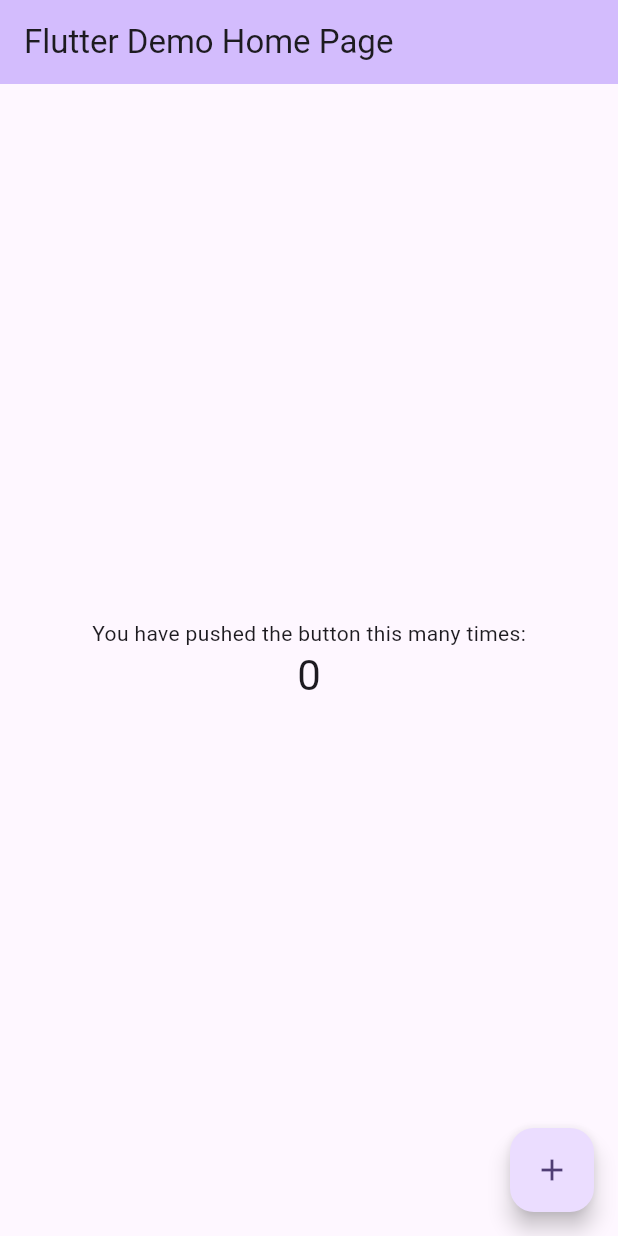
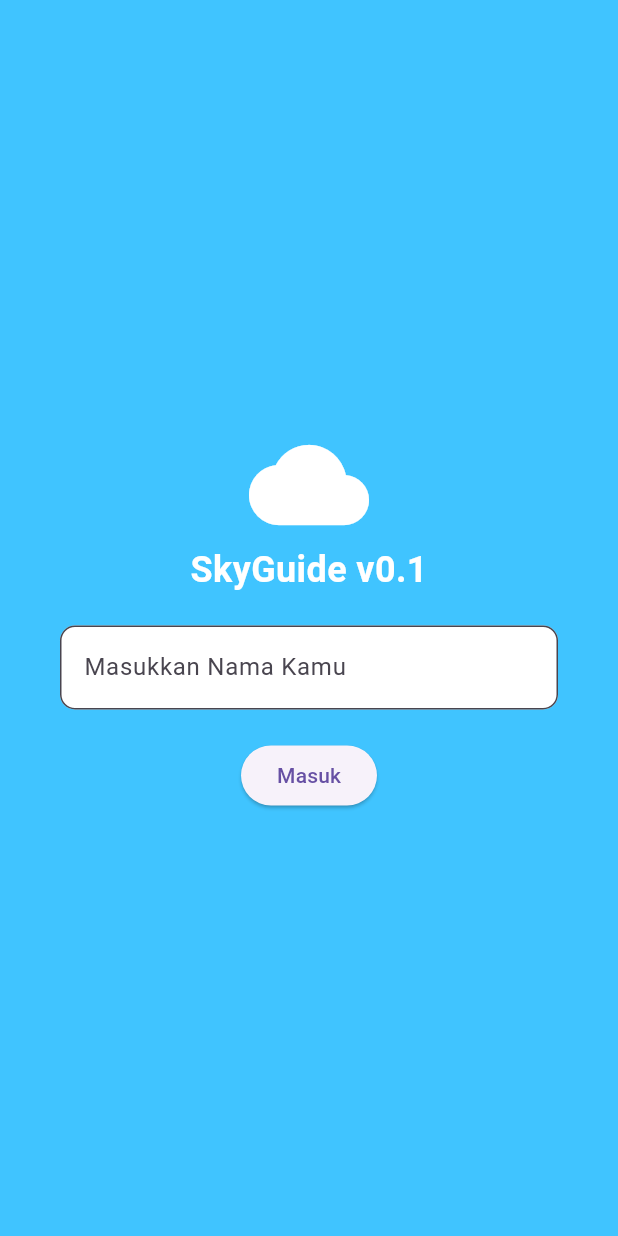
Before and after one commit to firoh222/UAS-aplikasi-skyguide, a Flutter app: the screen it shows after launch, on a phone screen of 412 x 824 dp. Run offline on Flutter 3.47's test engine with Material 3 defaults, Android fonts, the phone set to English and light mode, and no system bars.

Commit message:
Minggu 1 Selesai

```diff
--- a/lib/main.dart
+++ b/lib/main.dart
@@ -1,122 +1,64 @@
 import 'package:flutter/material.dart';
 
-void main() {
-  runApp(const MyApp());
-}
+void main() => runApp(const SkyGuide());
 
-class MyApp extends StatelessWidget {
-  const MyApp({super.key});
+class SkyGuide extends StatelessWidget {
+  const SkyGuide({super.key});
 
-  // This widget is the root of your application.
   @override
   Widget build(BuildContext context) {
-    return MaterialApp(
-      title: 'Flutter Demo',
-      theme: ThemeData(
-        // This is the theme of your application.
-        //
-        // TRY THIS: Try running your application with "flutter run". You'll see
-        // the application has a purple toolbar. Then, without quitting the app,
-        // try changing the seedColor in the colorScheme below to Colors.green
-        // and then invoke "hot reload" (save your changes or press the "hot
-        // reload" button in a Flutter-supported IDE, or press "r" if you used
-        // the command line to start the app).
-        //
-        // Notice that the counter didn't reset back to zero; the application
-        // state is not lost during the reload. To reset the state, use hot
-        // restart instead.
-        //
-        // This works for code too, not just values: Most code changes can be
-        // tested with just a hot reload.
-        colorScheme: .fromSeed(seedColor: Colors.deepPurple),
-      ),
-      home: const MyHomePage(title: 'Flutter Demo Home Page'),
+    return const MaterialApp(
+      debugShowCheckedModeBanner: false,
+      home: LoginPage(),
     );
   }
 }
 
-class MyHomePage extends StatefulWidget {
-  const MyHomePage({super.key, required this.title});
-
-  // This widget is the home page of your application. It is stateful, meaning
-  // that it has a State object (defined below) that contains fields that affect
-  // how it looks.
-
-  // This class is the configuration for the state. It holds the values (in this
-  // case the title) provided by the parent (in this case the App widget) and
-  // used by the build method of the State. Fields in a Widget subclass are
-  // always marked "final".
-
-  final String title;
-
-  @override
-  State<MyHomePage> createState() => _MyHomePageState();
-}
-
-class _MyHomePageState extends State<MyHomePage> {
-  int _counter = 0;
-
-  void _incrementCounter() {
-    setState(() {
-      // This call to setState tells the Flutter framework that something has
-      // changed in this State, which causes it to rerun the build method below
-      // so that the display can reflect the updated values. If we changed
-      // _counter without calling setState(), then the build method would not be
-      // called again, and so nothing would appear to happen.
-      _counter++;
-    });
-  }
+class LoginPage extends StatelessWidget {
+  const LoginPage({super.key});
 
   @override
   Widget build(BuildContext context) {
-    // This method is rerun every time setState is called, for instance as done
-    // by the _incrementCounter method above.
-    //
-    // The Flutter framework has been optimized to make rerunning build methods
-    // fast, so that you can just rebuild anything that needs updating rather
-    // than having to individually change instances of widgets.
     return Scaffold(
-      appBar: AppBar(
-        // TRY THIS: Try changing the color here to a specific color (to
-        // Colors.amber, perhaps?) and trigger a hot reload to see the AppBar
-        // change color while the other colors stay the same.
-        backgroundColor: Theme.of(context).colorScheme.inversePrimary,
-        // Here we take the value from the MyHomePage object that was created by
-        // the App.build method, and use it to set our appbar title.
-        title: Text(widget.title),
-      ),
+      backgroundColor: Colors.lightBlueAccent,
       body: Center(
-        // Center is a layout widget. It takes a single child and positions it
-        // in the middle of the parent.
         child: Column(
-          // Column is also a layout widget. It takes a list of children and
-          // arranges them vertically. By default, it sizes itself to fit its
-          // children horizontally, and tries to be as tall as its parent.
-          //
-          // Column has various properties to control how it sizes itself and
-          // how it positions its children. Here we use mainAxisAlignment to
-          // center the children vertically; the main axis here is the vertical
-          // axis because Columns are vertical (the cross axis would be
-          // horizontal).
-          //
-          // TRY THIS: Invoke "debug painting" (choose the "Toggle Debug Paint"
-          // action in the IDE, or press "p" in the console), to see the
-          // wireframe for each widget.
-          mainAxisAlignment: .center,
+          mainAxisAlignment: MainAxisAlignment.center,
           children: [
-            const Text('You have pushed the button this many times:'),
-            Text(
-              '$_counter',
-              style: Theme.of(context).textTheme.headlineMedium,
+            const Icon(Icons.cloud, size: 80, color: Colors.white),
+            const Text(
+              "SkyGuide v0.1",
+              style: TextStyle(
+                fontSize: 24,
+                fontWeight: FontWeight.bold,
+                color: Colors.white,
+              ),
+            ),
+            const SizedBox(height: 20),
+            // Input Nama (Syarat Pendaftaran Simpel dari Dosen)
+            Padding(
+              padding: const EdgeInsets.symmetric(horizontal: 40),
+              child: TextField(
+                decoration: InputDecoration(
+                  filled: true,
+                  fillColor: Colors.white,
+                  hintText: "Masukkan Nama Kamu",
+                  border: OutlineInputBorder(
+                    borderRadius: BorderRadius.circular(10),
+                  ),
+                ),
+              ),
+            ),
+            const SizedBox(height: 20),
+            ElevatedButton(
+              onPressed: () {
+                // Minggu depan kita buat ini bisa pindah halaman
+              },
+              child: const Text("Masuk"),
             ),
           ],
         ),
       ),
-      floatingActionButton: FloatingActionButton(
-        onPressed: _incrementCounter,
-        tooltip: 'Increment',
-        child: const Icon(Icons.add),
-      ),
     );
   }
 }
```
